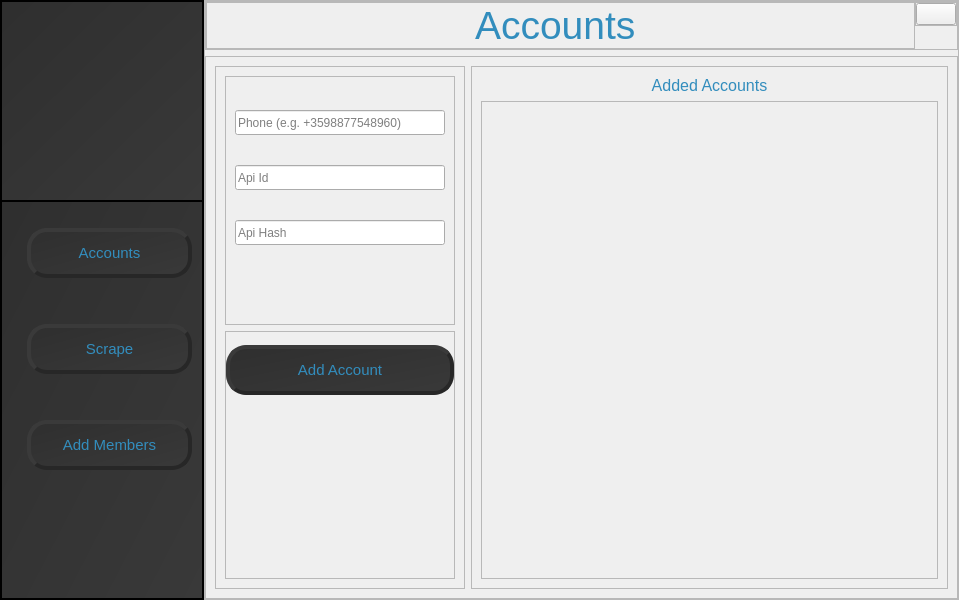
Before: the Qt Designer form add-member/main.ui in dimitur98/Telegram-Bots, drawn with Qt 5.
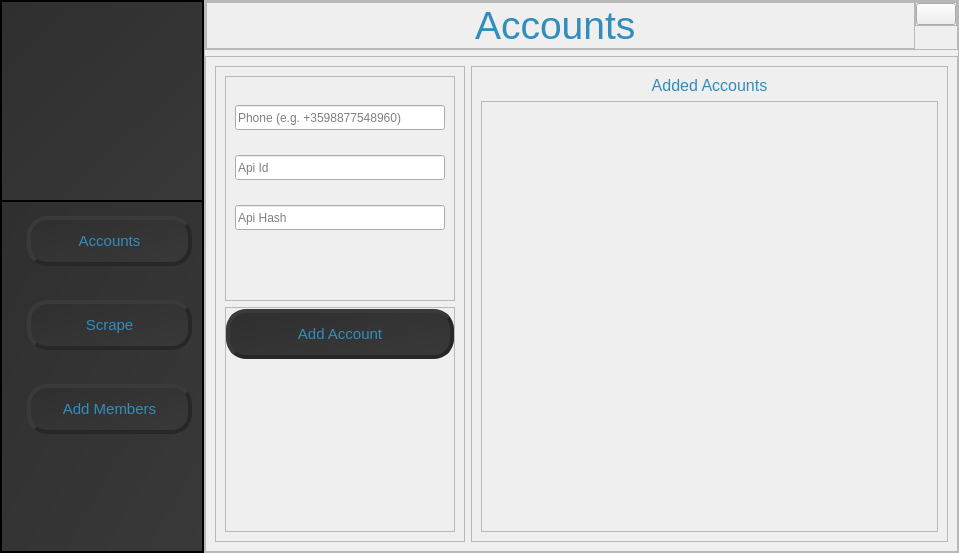
After: the same form once the commit is applied. The open tabs and pages were chosen to show the change. Icons and pictures are not drawn.

```diff
--- a/add-member/main.ui
+++ b/add-member/main.ui
@@ -7,7 +7,7 @@
     <x>0</x>
     <y>0</y>
     <width>959</width>
-    <height>600</height>
+    <height>553</height>
    </rect>
   </property>
   <property name="windowTitle">
@@ -622,7 +622,7 @@
                       <x>0</x>
                       <y>0</y>
                       <width>348</width>
-                      <height>448</height>
+                      <height>401</height>
                      </rect>
                     </property>
                    </widget>
```
Left out of the diff: 7 changed lines with no effect on the pictures.
